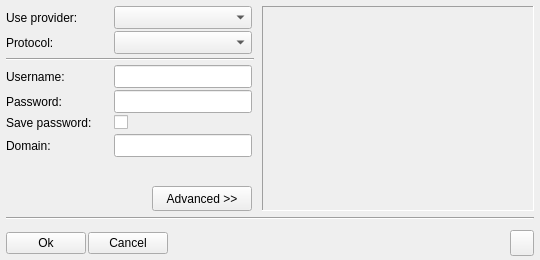
Qt form share/skins/default/account.ui (itds-consulting/yate) before a commit.
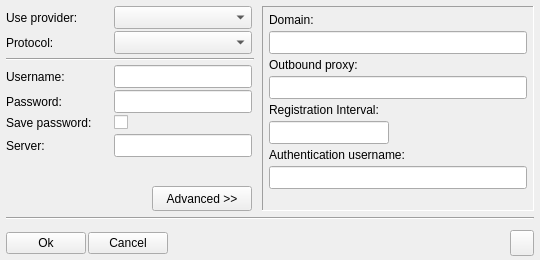
The same form after that commit. The open tabs and pages were chosen to show the change. Icons and pictures are not drawn.

Commit message: Authentication username can now be configured for sip accounts.

What changed in the file:
```diff
--- a/share/skins/default/account.ui
+++ b/share/skins/default/account.ui
@@ -469,7 +469,93 @@
               <property name="sizeHint" >
                <size>
                 <width>20</width>
-                <height>20</height>
+                <height>40</height>
+               </size>
+              </property>
+             </spacer>
+            </item>
+           </layout>
+          </widget>
+          <widget class="QWidget" name="acc_proto_cfg_sip" >
+           <layout class="QVBoxLayout" >
+            <property name="spacing" >
+             <number>0</number>
+            </property>
+            <property name="leftMargin" >
+             <number>0</number>
+            </property>
+            <property name="topMargin" >
+             <number>0</number>
+            </property>
+            <property name="rightMargin" >
+             <number>0</number>
+            </property>
+            <property name="bottomMargin" >
+             <number>0</number>
+            </property>
+            <item>
+             <layout class="QHBoxLayout" >
+              <property name="spacing" >
+               <number>2</number>
+              </property>
+              <property name="topMargin" >
+               <number>2</number>
+              </property>
+              <property name="rightMargin" >
+               <number>2</number>
+              </property>
+              <item>
+               <widget class="QLabel" name="label_21" >
+                <property name="sizePolicy" >
+                 <sizepolicy vsizetype="Preferred" hsizetype="Fixed" >
+                  <horstretch>0</horstretch>
+                  <verstretch>0</verstretch>
+                 </sizepolicy>
+                </property>
+                <property name="minimumSize" >
+                 <size>
+                  <width>106</width>
+                  <height>0</height>
+                 </size>
+                </property>
+                <property name="maximumSize" >
+                 <size>
+                  <width>106</width>
+                  <height>16777215</height>
+                 </size>
+                </property>
+                <property name="text" >
+                 <string>Server:</string>
+                </property>
+               </widget>
+              </item>
+              <item>
+               <widget class="QLineEdit" name="acc_proto_sip_server" >
+                <property name="minimumSize" >
+                 <size>
+                  <width>0</width>
+                  <height>23</height>
+                 </size>
+                </property>
+                <property name="maximumSize" >
+                 <size>
+                  <width>16777215</width>
+                  <height>23</height>
+                 </size>
+                </property>
+               </widget>
+              </item>
+             </layout>
+            </item>
+            <item>
+             <spacer>
+              <property name="orientation" >
+               <enum>Qt::Vertical</enum>
+              </property>
+              <property name="sizeHint" >
+               <size>
+                <width>20</width>
+                <height>40</height>
                </size>
               </property>
              </spacer>
@@ -678,6 +764,175 @@
          </item>
         </layout>
        </widget>
+       <widget class="QWidget" name="acc_proto_advanced_sip" >
+        <layout class="QVBoxLayout" >
+         <property name="spacing" >
+          <number>4</number>
+         </property>
+         <property name="leftMargin" >
+          <number>6</number>
+         </property>
+         <property name="topMargin" >
+          <number>6</number>
+         </property>
+         <property name="rightMargin" >
+          <number>6</number>
+         </property>
+         <property name="bottomMargin" >
+          <number>4</number>
+         </property>
+         <item>
+          <widget class="QLabel" name="label_9" >
+           <property name="sizePolicy" >
+            <sizepolicy vsizetype="Preferred" hsizetype="Fixed" >
+             <horstretch>0</horstretch>
+             <verstretch>0</verstretch>
+            </sizepolicy>
+           </property>
+           <property name="minimumSize" >
+            <size>
+             <width>66</width>
+             <height>0</height>
+            </size>
+           </property>
+           <property name="maximumSize" >
+            <size>
+             <width>66</width>
+             <height>16777215</height>
+            </size>
+           </property>
+           <property name="text" >
+            <string>Domain:</string>
+           </property>
+          </widget>
+         </item>
+         <item>
+          <widget class="QLineEdit" name="acc_proto_sip_domain" >
+           <property name="sizePolicy" >
+            <sizepolicy vsizetype="Fixed" hsizetype="Expanding" >
+             <horstretch>0</horstretch>
+             <verstretch>0</verstretch>
+            </sizepolicy>
+           </property>
+           <property name="minimumSize" >
+            <size>
+             <width>0</width>
+             <height>23</height>
+            </size>
+           </property>
+           <property name="maximumSize" >
+            <size>
+             <width>16777215</width>
+             <height>23</height>
+            </size>
+           </property>
+          </widget>
+         </item>
+         <item>
+          <widget class="QLabel" name="label_19" >
+           <property name="text" >
+            <string>Outbound proxy:</string>
+           </property>
+          </widget>
+         </item>
+         <item>
+          <widget class="QLineEdit" name="acc_proto_sip_outbound" >
+           <property name="sizePolicy" >
+            <sizepolicy vsizetype="Fixed" hsizetype="Expanding" >
+             <horstretch>0</horstretch>
+             <verstretch>0</verstretch>
+            </sizepolicy>
+           </property>
+           <property name="minimumSize" >
+            <size>
+             <width>120</width>
+             <height>23</height>
+            </size>
+           </property>
+           <property name="maximumSize" >
+            <size>
+             <width>16777215</width>
+             <height>23</height>
+            </size>
+           </property>
+          </widget>
+         </item>
+         <item>
+          <widget class="QLabel" name="label_18" >
+           <property name="text" >
+            <string>Registration Interval:</string>
+           </property>
+          </widget>
+         </item>
+         <item>
+          <widget class="QLineEdit" name="acc_proto_sip_interval" >
+           <property name="sizePolicy" >
+            <sizepolicy vsizetype="Fixed" hsizetype="Fixed" >
+             <horstretch>0</horstretch>
+             <verstretch>0</verstretch>
+            </sizepolicy>
+           </property>
+           <property name="minimumSize" >
+            <size>
+             <width>120</width>
+             <height>23</height>
+            </size>
+           </property>
+           <property name="maximumSize" >
+            <size>
+             <width>16777215</width>
+             <height>23</height>
+            </size>
+           </property>
+           <property name="alignment" >
+            <set>Qt::AlignLeading</set>
+           </property>
+          </widget>
+         </item>
+         <item>
+          <widget class="QLabel" name="label_20" >
+           <property name="text" >
+            <string>Authentication username:</string>
+           </property>
+          </widget>
+         </item>
+         <item>
+          <widget class="QLineEdit" name="acc_proto_sip_authname" >
+           <property name="sizePolicy" >
+            <sizepolicy vsizetype="Fixed" hsizetype="Expanding" >
+             <horstretch>0</horstretch>
+             <verstretch>0</verstretch>
+            </sizepolicy>
+           </property>
+           <property name="minimumSize" >
+            <size>
+             <width>120</width>
+             <height>23</height>
+            </size>
+           </property>
+           <property name="maximumSize" >
+            <size>
+             <width>16777215</width>
+             <height>23</height>
+            </size>
+           </property>
+          </widget>
+         </item>
+         <item>
+          <spacer>
+           <property name="orientation" >
+            <enum>Qt::Vertical</enum>
+           </property>
+           <property name="sizeHint" >
+            <size>
+             <width>20</width>
+             <height>40</height>
+            </size>
+           </property>
+          </spacer>
+         </item>
+        </layout>
+       </widget>
        <widget class="QWidget" name="acc_proto_advanced_jabber" >
         <layout class="QVBoxLayout" >
          <property name="leftMargin" >
```
Left out of the diff: 22 changed lines with no effect on the pictures. The commit also changes 2 other files.
